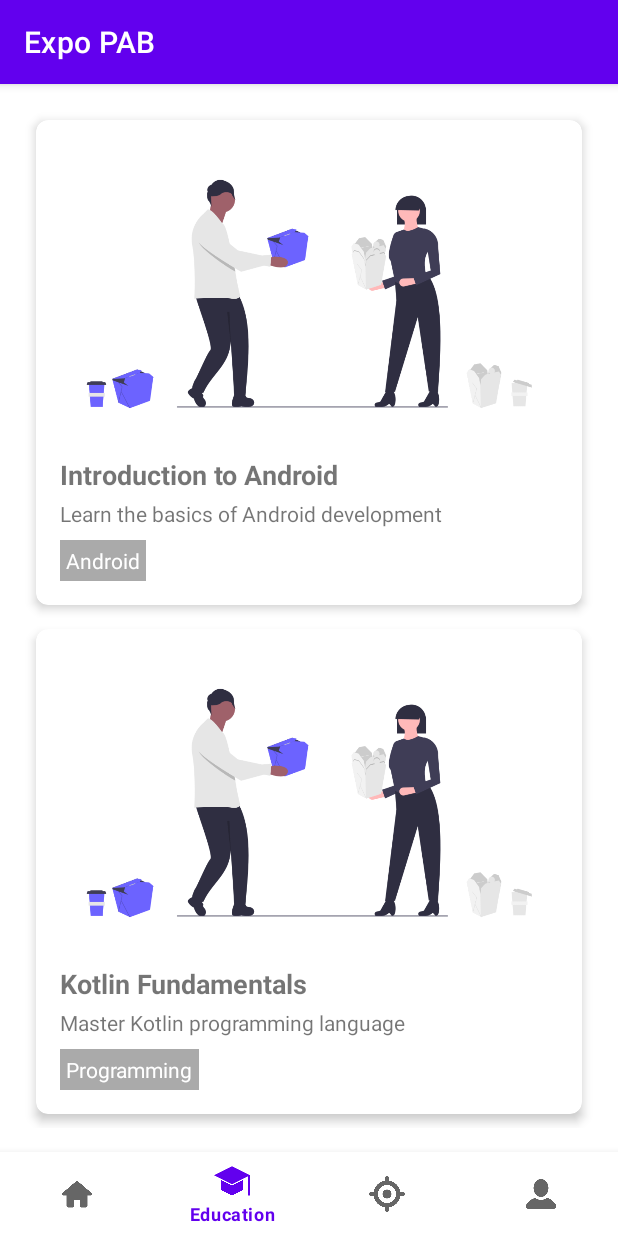
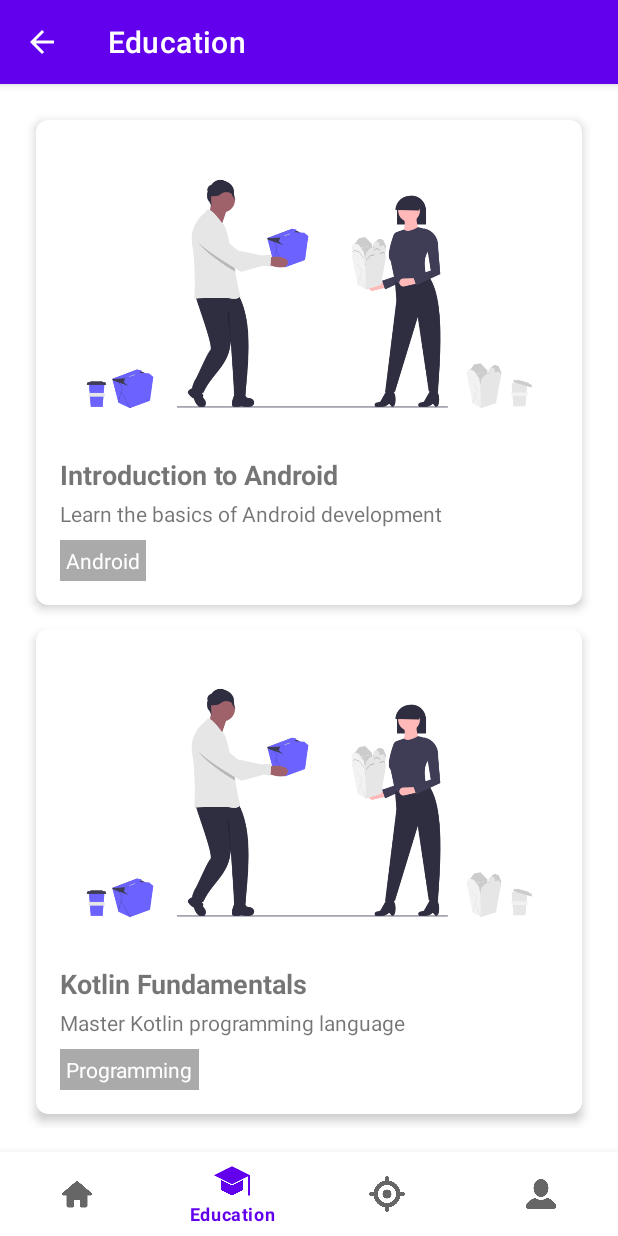
Before and after one commit to faizjauzah/binbuddy-expo, an Android app: the MainActivity screen opened directly, with no data from a screen before it, item 2 of the bottom bar chosen, on a phone screen of 412 x 824 dp. Run offline under Robolectric (Android 15) with nearby library versions, the phone set to English and light mode, and no system bars; our stand-ins replace Firebase (no records; nobody signed in at launch, a user with empty details on screens opened directly).

Commit message:
Add toolbar function and back button

```diff
--- a/app/src/main/java/com/example/expopab/MainActivity.kt
+++ b/app/src/main/java/com/example/expopab/MainActivity.kt
@@ -2,6 +2,7 @@ package com.example.expopab
 
 import android.os.Bundle
 import androidx.appcompat.app.AppCompatActivity
+import androidx.appcompat.widget.Toolbar
 import com.example.expopab.databinding.ActivityMainBinding
 import com.example.expopab.ui.home.AccountFragment
 import com.example.expopab.ui.home.EducationFragment
@@ -11,11 +12,20 @@ import androidx.fragment.app.Fragment
 
 class MainActivity : AppCompatActivity() {
     private lateinit var binding: ActivityMainBinding
+    private lateinit var toolbar: Toolbar
 
     override fun onCreate(savedInstanceState: Bundle?) {
         super.onCreate(savedInstanceState)
         binding = ActivityMainBinding.inflate(layoutInflater)
         setContentView(binding.root)
+
+        // Initialize and setup toolbar
+        toolbar = binding.toolbar
+        setSupportActionBar(toolbar)
+        supportActionBar?.setDisplayHomeAsUpEnabled(false)
+
+        // Set initial toolbar title
+        supportActionBar?.title = "Home"
 
         setupBottomNavigation()
 
@@ -30,11 +40,31 @@ class MainActivity : AppCompatActivity() {
     private fun setupBottomNavigation() {
         binding.bottomNav.setOnItemSelectedListener { item ->
             val fragment = when (item.itemId) {
-                R.id.navigation_home -> HomeFragment()
-                R.id.navigation_education -> EducationFragment()
-                R.id.navigation_tracking -> TrackingFragment()
-                R.id.navigation_account -> AccountFragment()
-                else -> HomeFragment()
+                R.id.navigation_home -> {
+                    supportActionBar?.title = "Home"
+                    supportActionBar?.setDisplayHomeAsUpEnabled(false)
+                    HomeFragment()
+                }
+                R.id.navigation_education -> {
+                    supportActionBar?.title = "Education"
+                    supportActionBar?.setDisplayHomeAsUpEnabled(true)
+                    EducationFragment()
+                }
+                R.id.navigation_tracking -> {
+                    supportActionBar?.title = "Tracking"
+                    supportActionBar?.setDisplayHomeAsUpEnabled(true)
+                    TrackingFragment()
+                }
+                R.id.navigation_account -> {
+                    supportActionBar?.title = "Account"
+                    supportActionBar?.setDisplayHomeAsUpEnabled(true)
+                    AccountFragment()
+                }
+                else -> {
+                    supportActionBar?.title = "Home"
+                    supportActionBar?.setDisplayHomeAsUpEnabled(false)
+                    HomeFragment()
+                }
             }
 
             supportFragmentManager.beginTransaction()
@@ -43,4 +73,11 @@ class MainActivity : AppCompatActivity() {
             true
         }
     }
+
+    // Handle Up button clicks
+    override fun onSupportNavigateUp(): Boolean {
+        // Navigate to Home fragment
+        binding.bottomNav.selectedItemId = R.id.navigation_home
+        return true
+    }
 }
--- a/app/src/main/res/layout/activity_main.xml
+++ b/app/src/main/res/layout/activity_main.xml
@@ -4,6 +4,15 @@
     xmlns:app="http://schemas.android.com/apk/res-auto"
     android:layout_width="match_parent"
     android:layout_height="match_parent">
+
+    <androidx.appcompat.widget.Toolbar
+        android:id="@+id/toolbar"
+        android:layout_width="match_parent"
+        android:layout_height="?attr/actionBarSize"
+        android:background="@color/purple_500"
+        android:elevation="4dp"
+        android:theme="@style/ThemeOverlay.AppCompat.Dark.ActionBar"
+        app:layout_constraintTop_toTopOf="parent" />
 
     <FrameLayout
         android:id="@+id/fragmentContainer"
@@ -12,7 +21,7 @@
         app:layout_constraintBottom_toTopOf="@id/bottomNav"
         app:layout_constraintEnd_toEndOf="parent"
         app:layout_constraintStart_toStartOf="parent"
-        app:layout_constraintTop_toTopOf="parent" />
+        app:layout_constraintTop_toBottomOf="@id/toolbar" />  <!-- Changed this line -->
 
     <com.google.android.material.bottomnavigation.BottomNavigationView
         android:id="@+id/bottomNav"
--- a/app/src/main/res/values/themes.xml
+++ b/app/src/main/res/values/themes.xml
@@ -1,6 +1,6 @@
 <resources xmlns:tools="http://schemas.android.com/tools">
     <!-- Base application theme. -->
-    <style name="Theme.ExpoPAB" parent="Theme.MaterialComponents.DayNight.DarkActionBar">
+    <style name="Theme.ExpoPAB" parent="Theme.MaterialComponents.DayNight.NoActionBar">
         <!-- Primary brand color. -->
         <item name="colorPrimary">@color/purple_500</item>
         <item name="colorPrimaryVariant">@color/purple_700</item>
@@ -12,5 +12,7 @@
         <!-- Status bar color. -->
         <item name="android:statusBarColor">?attr/colorPrimaryVariant</item>
         <!-- Customize your theme here. -->
+        <item name="windowActionBar">false</item>
+        <item name="windowNoTitle">true</item>
     </style>
 </resources>
```
